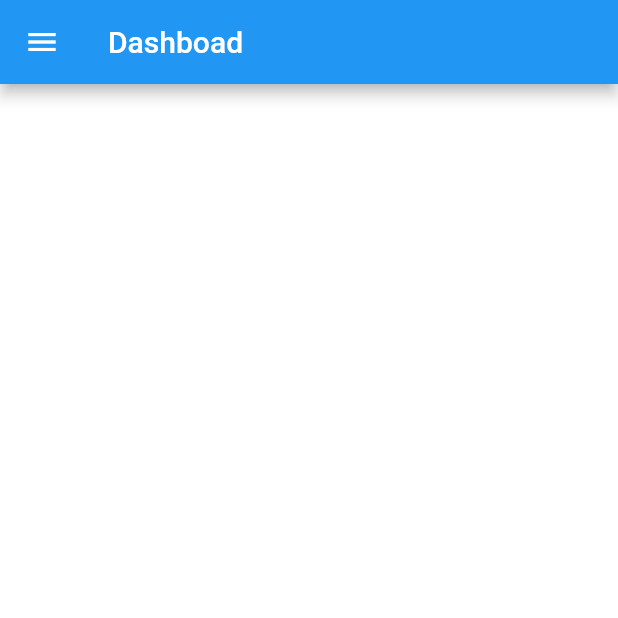
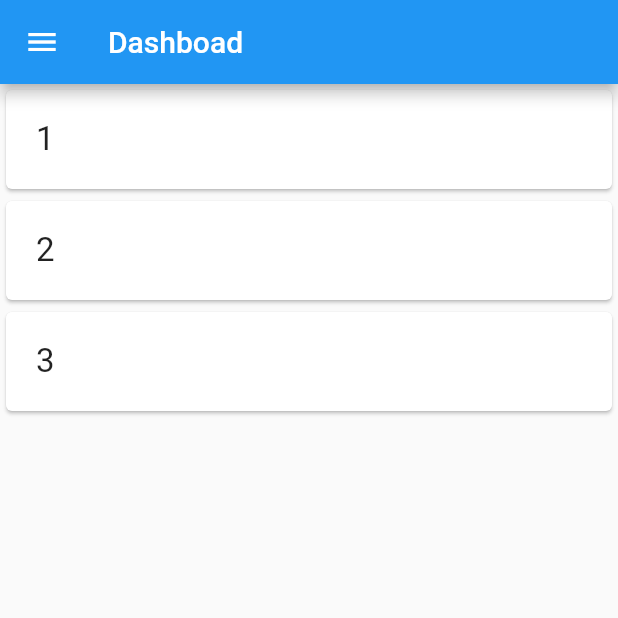
Before and after one commit to walkersumida/flutter_sample, a Flutter app: the ViewDashboardIndex screen opened by its route, on a phone screen of 412 x 824 dp, the top half of it. Run offline on Flutter 3.47's test engine with Material 2 defaults, Android fonts, the phone set to English and light mode, and no system bars; our stand-ins replace dio, flutter_secure_storage; accounts and stored records are empty; statements that could not run were skipped.

```diff
--- a/lib/views/dashboard/index.dart
+++ b/lib/views/dashboard/index.dart
@@ -35,6 +35,15 @@ class _ViewDashboardIndexState extends State<ViewDashboardIndex> {
         print(e);
       }
     }
+    var listItem = [1, 2, 3];
+
+    Future<void> _refresh() async {
+      await Future.delayed(Duration(seconds: 2));
+
+      setState(() {
+        listItem = listItem.map((item) => item + 1).toList();
+      });
+    }
 
     return Scaffold(
         appBar: AppBar(
@@ -49,10 +58,18 @@ class _ViewDashboardIndexState extends State<ViewDashboardIndex> {
                 },
             ),
         ),
-        body: Center(
-            child: Container(
-                color: Colors.white,
-            )),
+        body: RefreshIndicator(
+            child: ListView.builder(
+                itemBuilder: (BuildContext context, int index) {
+                  return Card(
+                      child: Padding(
+                          child: Text(listItem[index].toString(), style: TextStyle(fontSize: 22.0),),
+                          padding: EdgeInsets.all(20.0),),
+                  );},
+                  itemCount: listItem.length,
+            ),
+            onRefresh: _refresh,
+        ),
         drawer: Drawer(
             child: ListView(
                 padding: EdgeInsets.zero,
```
Also changed, not shown: lib/services/post_service.dart (added, +8 -0 lines).
